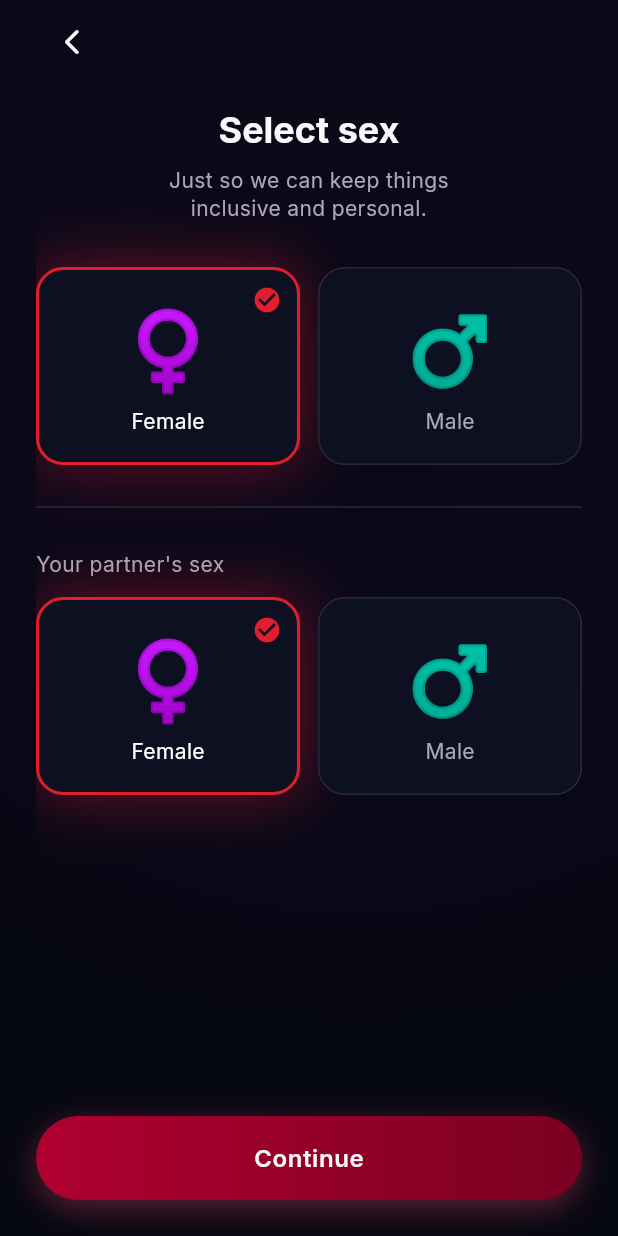
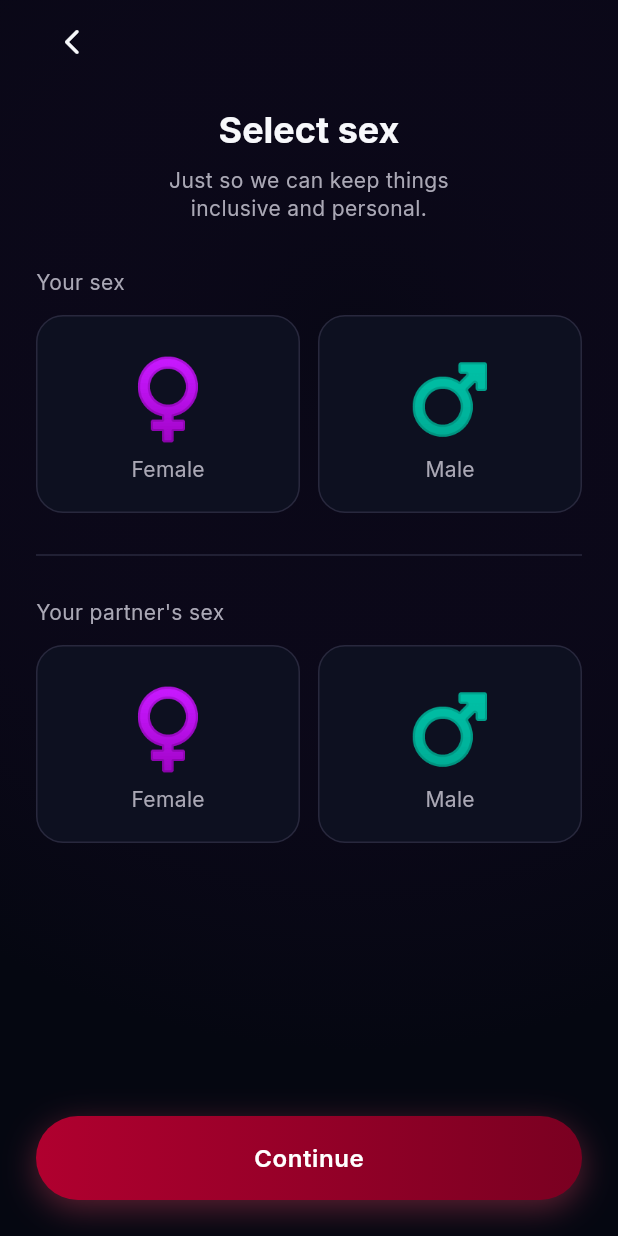
Before and after one commit to i-sifat/Veloura, a Flutter app: the screen it shows after launch, swiped to page 5, on a phone screen of 412 x 824 dp. Run offline on Flutter 3.47's test engine with Material 3 defaults, Android fonts, the light colour scheme and no system bars; our stand-ins replace firebase_analytics, firebase_core, firebase_crashlytics, flutter_animate, flutter_local_notifications, flutter_riverpod and 8 more; missing offline and left inert: purchases_flutter; accounts and stored records are empty.

Commit message:
feat(onboarding): require both partners' sex and morph the intro CTA
- Sex page: both "your" and "partner's" sex now start unselected and must
  be chosen before leaving the page. Tapping Continue with either missing
  shows an inline message and blocks navigation, instead of silently
  advancing on the old female/female defaults.
- Intro action button: the third intro page now shows the same compact
  circular button as the first two pages, and a single AnimatedContainer
  stretches that circle into the full-width Continue button as the flow
  moves onto the setup pages.
- Updated the onboarding widget tests for the new button (tap by key
  instead of the removed "Get started" label) and added coverage for the
  sex-selection gate.

```diff
--- a/lib/features/onboarding/presentation/onboarding_pages.dart
+++ b/lib/features/onboarding/presentation/onboarding_pages.dart
@@ -129,17 +129,23 @@ class _NameField extends StatelessWidget {
 }
 
 /// Inclusive two-person sex selection page from the reference flow.
+///
+/// Both [yours] and [partners] start `null` (nothing selected). The parent
+/// screen requires both to be chosen before advancing and flips [showError]
+/// on to surface the inline message when the user tries to leave early.
 class SexPage extends StatelessWidget {
   const SexPage({
     required this.yours,
     required this.partners,
+    required this.showError,
     required this.onYoursChanged,
     required this.onPartnersChanged,
     super.key,
   });
 
-  final String yours;
-  final String partners;
+  final String? yours;
+  final String? partners;
+  final bool showError;
   final ValueChanged<String> onYoursChanged;
   final ValueChanged<String> onPartnersChanged;
 
@@ -150,6 +156,8 @@ class SexPage extends StatelessWidget {
     child: Column(
       crossAxisAlignment: CrossAxisAlignment.start,
       children: [
+        const Text('Your sex', style: TextStyle(color: OnboardingTokens.muted)),
+        const SizedBox(height: 12),
         _ChoiceRow(value: yours, onChanged: onYoursChanged),
         const Padding(
           padding: EdgeInsets.symmetric(vertical: 20),
@@ -158,6 +166,16 @@ class SexPage extends StatelessWidget {
         const Text("Your partner's sex", style: TextStyle(color: OnboardingTokens.muted)),
         const SizedBox(height: 12),
         _ChoiceRow(value: partners, onChanged: onPartnersChanged),
+        if (showError) ...[
+          const SizedBox(height: 18),
+          Text(
+            'Please select both partners\u2019 sex to continue.',
+            style: TextStyle(
+              color: Theme.of(context).colorScheme.error,
+              fontSize: 13,
+            ),
+          ),
+        ],
       ],
     ),
   );
@@ -166,7 +184,7 @@ class SexPage extends StatelessWidget {
 class _ChoiceRow extends StatelessWidget {
   const _ChoiceRow({required this.value, required this.onChanged});
 
-  final String value;
+  final String? value;
   final ValueChanged<String> onChanged;
 
   @override
--- a/lib/features/onboarding/presentation/onboarding_screen.dart
+++ b/lib/features/onboarding/presentation/onboarding_screen.dart
@@ -4,7 +4,7 @@ import 'package:go_router/go_router.dart';
 import 'package:veloura/features/onboarding/presentation/onboarding_controller.dart';
 import 'package:veloura/features/onboarding/presentation/onboarding_pages.dart';
 import 'package:veloura/features/onboarding/presentation/onboarding_tokens.dart';
-import 'package:veloura/shared/widgets/game/primary_cta.dart';
+import 'package:veloura/theme/game_tokens.dart';
 
 /// Six-screen first-launch experience and couple setup.
 class OnboardingScreen extends ConsumerStatefulWidget {
@@ -21,8 +21,10 @@ class _OnboardingScreenState extends ConsumerState<OnboardingScreen> {
   final _namesFormKey = GlobalKey<FormState>();
   var _page = 0;
   var _saving = false;
-  var _yourSex = 'female';
-  var _partnerSex = 'female';
+  // Both start unselected: the sex page must be answered before leaving it.
+  String? _yourSex;
+  String? _partnerSex;
+  var _showSexError = false;
 
   @override
   void dispose() {
@@ -102,8 +104,15 @@ class _OnboardingScreenState extends ConsumerState<OnboardingScreen> {
       SexPage(
         yours: _yourSex,
         partners: _partnerSex,
-        onYoursChanged: (value) => setState(() => _yourSex = value),
-        onPartnersChanged: (value) => setState(() => _partnerSex = value),
+        showError: _showSexError,
+        onYoursChanged: (value) => setState(() {
+          _yourSex = value;
+          _showSexError = false;
+        }),
+        onPartnersChanged: (value) => setState(() {
+          _partnerSex = value;
+          _showSexError = false;
+        }),
       ),
       const ReadyPage(),
     ],
@@ -115,6 +124,12 @@ class _OnboardingScreenState extends ConsumerState<OnboardingScreen> {
     // "You"/"Partner" placeholders later in `finish()`.
     if (_page == OnboardingTokens.setupStartIndex &&
         !(_namesFormKey.currentState?.validate() ?? true)) {
+      return;
+    }
+    // Both partners' sex must be chosen before leaving the sex page.
+    if (_page == OnboardingTokens.sexPageIndex &&
+        (_yourSex == null || _partnerSex == null)) {
+      setState(() => _showSexError = true);
       return;
     }
     if (_page < OnboardingTokens.pageCount - 1) {
@@ -187,6 +202,13 @@ class _OnboardingNav extends StatelessWidget {
   );
 }
 
+/// Footer action button plus the intro-page progress dots.
+///
+/// The button is a single [AnimatedContainer]: on the intro pages it is a
+/// compact circle (matching the first two pages), and on the setup pages it
+/// has stretched into the full-width Continue button. Because the same
+/// widget persists across page changes, the circle visibly stretches into
+/// the pill (and back) as the flow advances.
 class _OnboardingFooter extends StatelessWidget {
   const _OnboardingFooter({
     required this.page,
@@ -201,41 +223,106 @@ class _OnboardingFooter extends StatelessWidget {
   @override
   Widget build(BuildContext context) {
     final intro = page < OnboardingTokens.setupStartIndex;
-    final iconOnly = intro && page < 2;
-    return Row(
-      children: [
-        if (intro) _Dots(current: page),
-        if (iconOnly) const Spacer(),
-        if (intro && !iconOnly) const SizedBox(width: 16),
-        if (iconOnly)
-          SizedBox.square(
-            dimension: 54,
-            child: IconButton.filled(
-              key: const ValueKey('onboarding-next'),
-              tooltip: 'Continue',
-              onPressed: onPressed,
-              style: IconButton.styleFrom(
-                backgroundColor: OnboardingTokens.pink,
+    final expanded = !intro;
+    final label =
+        page == OnboardingTokens.pageCount - 1 ? 'Go to Home' : 'Continue';
+
+    return SizedBox(
+      height: 56,
+      child: LayoutBuilder(
+        builder: (context, constraints) => Stack(
+          children: [
+            if (intro)
+              Align(
+                alignment: Alignment.centerLeft,
+                child: AnimatedOpacity(
+                  duration: const Duration(milliseconds: 200),
+                  opacity: expanded ? 0 : 1,
+                  child: _Dots(current: page),
+                ),
               ),
-              icon: const Icon(Icons.arrow_forward_rounded),
+            Align(
+              alignment: Alignment.centerRight,
+              child: _MorphingCta(
+                width: expanded ? constraints.maxWidth : 56,
+                expanded: expanded,
+                label: label,
+                saving: saving,
+                onPressed: onPressed,
+              ),
             ),
-          )
-        else
-          Expanded(
-            child: PrimaryCta(
-              key: const ValueKey('onboarding-next'),
-              label: switch (page) {
-                2 => 'Get started',
-                5 => 'Go to Home',
-                _ => 'Continue',
-              },
-              busy: saving,
-              onPressed: saving ? null : onPressed,
-            ),
-          ),
-      ],
+          ],
+        ),
+      ),
     );
   }
+}
+
+class _MorphingCta extends StatelessWidget {
+  const _MorphingCta({
+    required this.width,
+    required this.expanded,
+    required this.label,
+    required this.saving,
+    required this.onPressed,
+  });
+
+  final double width;
+  final bool expanded;
+  final String label;
+  final bool saving;
+  final VoidCallback onPressed;
+
+  @override
+  Widget build(BuildContext context) => Semantics(
+    button: true,
+    enabled: !saving,
+    label: label,
+    child: GestureDetector(
+      key: const ValueKey('onboarding-next'),
+      onTap: saving ? null : onPressed,
+      child: AnimatedContainer(
+        duration: const Duration(milliseconds: 340),
+        curve: Curves.easeOutCubic,
+        width: width,
+        height: 56,
+        alignment: Alignment.center,
+        decoration: const BoxDecoration(
+          gradient: LinearGradient(
+            colors: [GameTokens.ctaGradientStart, GameTokens.ctaGradientEnd],
+          ),
+          borderRadius: BorderRadius.all(Radius.circular(28)),
+          boxShadow: [GameTokens.ctaShadow],
+        ),
+        child: saving
+            ? const SizedBox.square(
+                dimension: 20,
+                child: CircularProgressIndicator(
+                  strokeWidth: 2,
+                  color: Colors.white,
+                ),
+              )
+            : AnimatedSwitcher(
+                duration: const Duration(milliseconds: 200),
+                child: expanded
+                    ? Text(
+                        label,
+                        key: const ValueKey('cta-label'),
+                        style: Theme.of(context).textTheme.titleMedium?.copyWith(
+                          color: Colors.white,
+                          fontWeight: FontWeight.w600,
+                          letterSpacing: 0.4,
+                        ),
+                      )
+                    : const Icon(
+                        Icons.arrow_forward_rounded,
+                        key: ValueKey('cta-icon'),
+                        color: Colors.white,
+                      ),
+              ),
+      ),
+    ),
+  );
 }
 
 class _Dots extends StatelessWidget {
```
Also changed, not shown: 1 other file.
